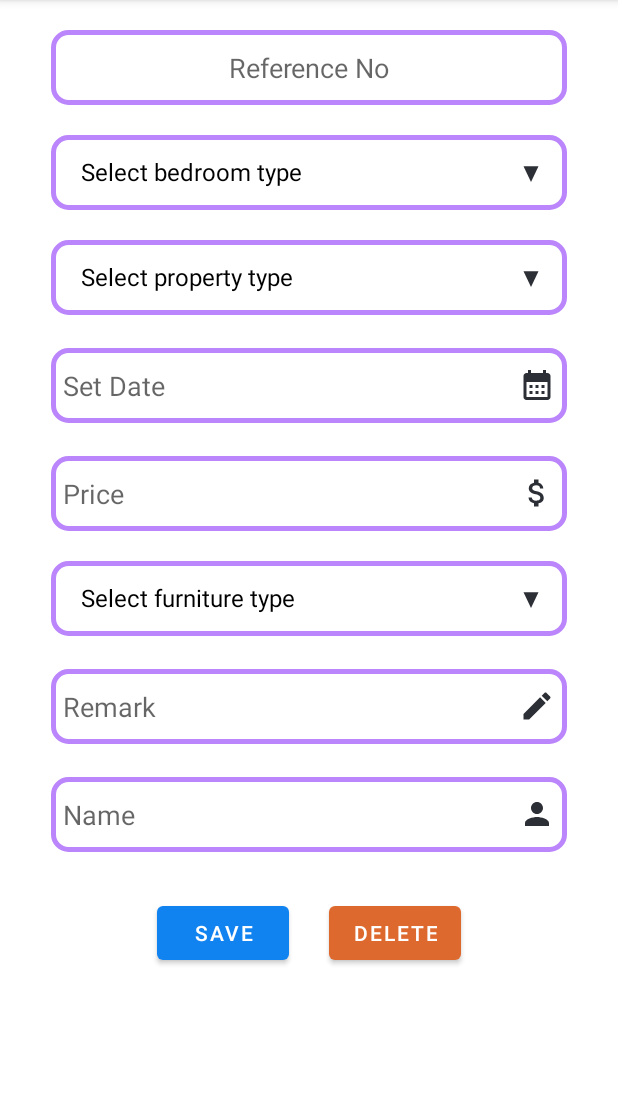
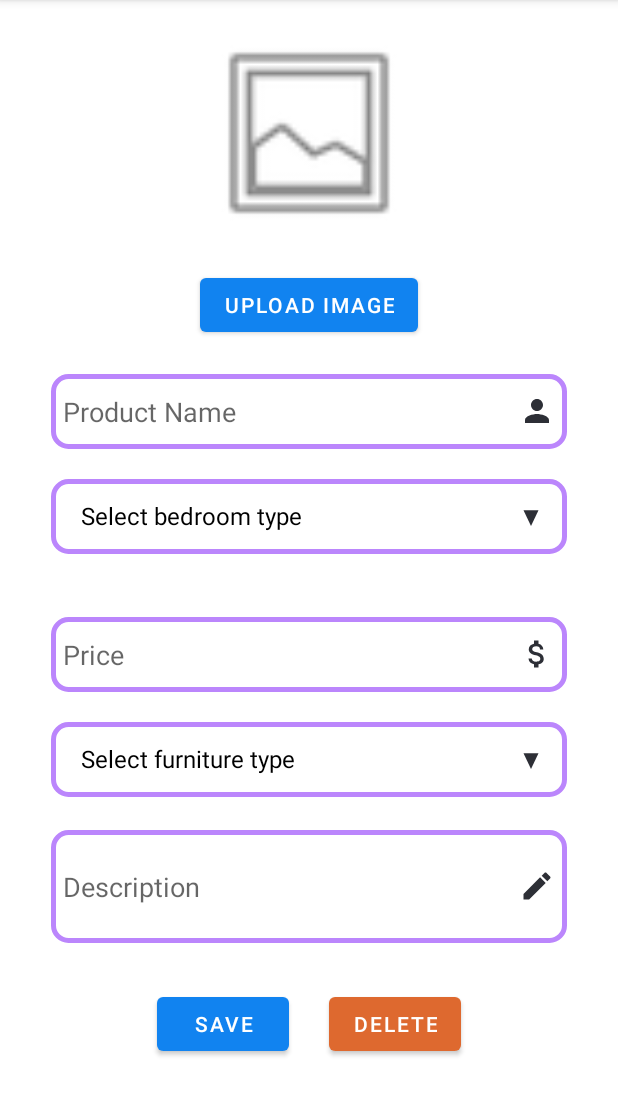
Before and after one commit to saw1232582000/CET343, an Android app: the fragment Property_Form_Fragment placed in its activity, on a phone screen of 412 x 824 dp, the part 84-1200 px from its top. Run offline under Robolectric (Android 15) with nearby library versions, the phone set to English and light mode, and no system bars; libraries missing offline, so code that uses them is left out: com.github.florent37.singledateandtimepicker; 4 statements that could not run were skipped.

Commit message:
modify product creation page

```diff
--- a/app/src/main/java/UI/Property_Form_Fragment.java
+++ b/app/src/main/java/UI/Property_Form_Fragment.java
@@ -78,17 +78,17 @@ public class Property_Form_Fragment extends Fragment {
         bedrooms_spinner.setAdapter(bedroom_adapter);
 
         dbContext=new DBContext(Property_Form_Fragment.this.getActivity());
-        ref_no_layout=form_view.findViewById(R.id.reference_no_layout);
-        ref_no=form_view.findViewById(R.id.reference_no);
+//        ref_no_layout=form_view.findViewById(R.id.reference_no_layout);
+//        ref_no=form_view.findViewById(R.id.reference_no);
         price=form_view.findViewById(R.id.price);
         remark=form_view.findViewById(R.id.remark);
         reporter=form_view.findViewById(R.id.reporter_name);
-        date_time_picker=form_view.findViewById(R.id.date);
+//        date_time_picker=form_view.findViewById(R.id.date);
         save_btn=form_view.findViewById(R.id.save_btn);
         delete_btn=form_view.findViewById(R.id.delete_btn);
 
         if(current_mode=="add_mode"){
-            ref_no_layout.setVisibility(View.INVISIBLE);
+//            ref_no_layout.setVisibility(View.INVISIBLE);
             save_btn.setText("Add");
             save_btn.setWidth(500);
             delete_btn.setVisibility(View.GONE);
@@ -96,9 +96,9 @@ public class Property_Form_Fragment extends Fragment {
         }
         if(current_mode=="detail_mode"){
 
-           reference_no=bundle.getString("ref_no");
-            ref_no.setText("Reference_No:"+reference_no);
-            ref_no.setEnabled(false);
+//           reference_no=bundle.getString("ref_no");
+//            ref_no.setText("Reference_No:"+reference_no);
+//            ref_no.setEnabled(false);
             property_list=dbContext.readProperty_by_ref_no(reference_no);
             PropertyModel p=property_list.get(0);
             String prop_type=p.getType().toString();
@@ -106,7 +106,7 @@ public class Property_Form_Fragment extends Fragment {
             String fur_type=p.getFurniture();
             property_type_spinner.setSelection(property_type_adapter.getPosition(prop_type));
             bedrooms_spinner.setSelection(bedroom_adapter.getPosition(bed_type));
-            date_time_picker.setText(property_list.get(0).getDate());
+//            date_time_picker.setText(property_list.get(0).getDate());
             price.setText(property_list.get(0).getPrice());
             furniture_type_spinner.setSelection(furniture_type_adapter.getPosition(fur_type));
             remark.setText(property_list.get(0).getRemark());
@@ -140,46 +140,46 @@ public class Property_Form_Fragment extends Fragment {
 //                datePickerDialog.show();
 //            }
 //        });
-        date_time_picker.setOnClickListener(new View.OnClickListener() {
-            @Override
-            public void onClick(View view) {
-//                SingleDateAndTimePickerDialog.Builder builder = new SingleDateAndTimePickerDialog.Builder(Property_Form_Fragment.this.getActivity())
-//                        .setTitle("Select Date and Time")
-//                        .setListener(new SingleDateAndTimePickerDialog.Listener() {
-//                            @Override
-//                            public void onDateSelected(Date date) {
-//                                // Handle the selected date and time
-//                                SimpleDateFormat sdf = new SimpleDateFormat("yyyy-MM-dd HH:mm", Locale.getDefault());
-//                                String formattedDateTime = sdf.format(date);
-//                                date_time_picker.setText(formattedDateTime);
-//                            }
-//                        });
-//
-//                SingleDateAndTimePickerDialog dialog = builder.build();
-//                dialog.display();
-//                SingleDateAndTimePickerDialog.Builder builder=new SingleDateAndTimePickerDialog.Builder(Property_Form_Fragment.this.getActivity())
-//                        .displayListener(new SingleDateAndTimePickerDialog.DisplayListener() {
-//                            @Override
-//                            public void onDisplayed(SingleDateAndTimePicker picker) {
-//                                // Retrieve the SingleDateAndTimePicker
-//                            }
-//
-//                            @Override
-//                            public void onClosed(SingleDateAndTimePicker picker) {
-//                                picker.getDate();
-//                            }
-//                        })
-//                        .title("Simple")
-//                        .listener(new SingleDateAndTimePickerDialog.Listener() {
-//                            @Override
-//                            public void onDateSelected(Date date) {
-//                                SimpleDateFormat sdf = new SimpleDateFormat("yyyy-MM-dd HH:mm", Locale.getDefault());
-//                                String formattedDateTime = sdf.format(date);
-//                                date_time_picker.setText(formattedDateTime);
-//                            }
-//                        }).display();
-            }
-        });
+//        date_time_picker.setOnClickListener(new View.OnClickListener() {
+//            @Override
+//            public void onClick(View view) {
+////                SingleDateAndTimePickerDialog.Builder builder = new SingleDateAndTimePickerDialog.Builder(Property_Form_Fragment.this.getActivity())
+////                        .setTitle("Select Date and Time")
+////                        .setListener(new SingleDateAndTimePickerDialog.Listener() {
+////                            @Override
+////                            public void onDateSelected(Date date) {
+////                                // Handle the selected date and time
+////                                SimpleDateFormat sdf = new SimpleDateFormat("yyyy-MM-dd HH:mm", Locale.getDefault());
+////                                String formattedDateTime = sdf.format(date);
+////                                date_time_picker.setText(formattedDateTime);
+////                            }
+////                        });
+////
+////                SingleDateAndTimePickerDialog dialog = builder.build();
+////                dialog.display();
+////                SingleDateAndTimePickerDialog.Builder builder=new SingleDateAndTimePickerDialog.Builder(Property_Form_Fragment.this.getActivity())
+////                        .displayListener(new SingleDateAndTimePickerDialog.DisplayListener() {
+////                            @Override
+////                            public void onDisplayed(SingleDateAndTimePicker picker) {
+////                                // Retrieve the SingleDateAndTimePicker
+////                            }
+////
+////                            @Override
+////                            public void onClosed(SingleDateAndTimePicker picker) {
+////                                picker.getDate();
+////                            }
+////                        })
+////                        .title("Simple")
+////                        .listener(new SingleDateAndTimePickerDialog.Listener() {
+////                            @Override
+////                            public void onDateSelected(Date date) {
+////                                SimpleDateFormat sdf = new SimpleDateFormat("yyyy-MM-dd HH:mm", Locale.getDefault());
+////                                String formattedDateTime = sdf.format(date);
+////                                date_time_picker.setText(formattedDateTime);
+////                            }
+////                        }).display();
+//            }
+//        });
 
         save_btn.setOnClickListener(new View.OnClickListener() {
             @Override
@@ -187,18 +187,18 @@ public class Property_Form_Fragment extends Fragment {
             if(current_mode=="add_mode"){
                 String prop_type=property_type_spinner.getSelectedItem().toString();
                 String bedroom=bedrooms_spinner.getSelectedItem().toString();
-                String add_date=date_time_picker.getText().toString();
+//                String add_date=date_time_picker.getText().toString();
                 String pr=price.getText().toString();
                 String fur_type=furniture_type_spinner.getSelectedItem().toString();
                 String rem=remark.getText().toString();
                 String rp_name=reporter.getText().toString();
 
-                if(prop_type.isEmpty() || bedroom.isEmpty() || add_date.isEmpty() || pr.isEmpty() || fur_type.isEmpty() || rem.isEmpty())
+                if(prop_type.isEmpty() || bedroom.isEmpty() ||  pr.isEmpty() || fur_type.isEmpty() || rem.isEmpty())
                 {
                     Toast.makeText(Property_Form_Fragment.this.getActivity(), "Enter all data", Toast.LENGTH_SHORT).show();
                 }
                 else {
-                        dbContext.addProperty(prop_type,bedroom,add_date,pr,fur_type,rem,rp_name);
+                        dbContext.addProperty(prop_type,bedroom,"",pr,fur_type,rem,rp_name);
                       //  Toast.makeText(Property_Form_Fragment.this.getActivity(), "New property added successfully", Toast.LENGTH_SHORT).show();
                     FragmentManager fragmentManager= getActivity().getSupportFragmentManager();
                     fragmentManager.popBackStack();
--- a/app/src/main/res/layout/property_form_fragment.xml
+++ b/app/src/main/res/layout/property_form_fragment.xml
@@ -24,35 +24,56 @@
         android:orientation="vertical"
         android:scrollbars="vertical">
 
+        <LinearLayout
+            android:layout_width="match_parent"
+            android:layout_height="wrap_content"
+            android:orientation="vertical"
+            android:layout_gravity="center_horizontal"
+            android:id="@+id/reference_no1_layout"
+            android:gravity="center"
+            android:padding="10dp">
+
+
+            <ImageView
+                android:id="@+id/imageView_item_image"
+                android:layout_width="200dp"
+                android:layout_height="141dp"
+                android:src="@android:drawable/ic_menu_gallery" />
+
+            <com.google.android.material.button.MaterialButton
+                android:id="@+id/image_upload_btn"
+                android:layout_width="wrap_content"
+                android:layout_height="match_parent"
+                android:layout_marginHorizontal="20px"
+                android:layout_marginTop="30px"
+                android:text="Upload Image"
+                app:backgroundTint="#1183f0" />
+
+        </LinearLayout>
+
 
         <LinearLayout
             android:layout_width="match_parent"
             android:layout_height="wrap_content"
             android:orientation="horizontal"
             android:layout_gravity="center_horizontal"
-            android:id="@+id/reference_no_layout"
             android:padding="10dp">
-<!--            <TextView-->
-<!--                android:layout_width="66dp"-->
-<!--                android:layout_height="wrap_content"-->
-<!--                android:text="No"-->
-<!--                android:textStyle="bold"-->
-<!--                android:textSize="20sp"/>-->
+
             <EditText
                 android:layout_width="match_parent"
                 android:layout_height="50dp"
-                android:hint="Reference No"
-                android:id="@+id/reference_no"
-                android:textAlignment="center"
+                android:id="@+id/reporter_name"
+                android:hint="Product Name"
                 android:background="@drawable/form_textbox"
                 android:drawablePadding="8dp"
-
+                android:drawableRight="@drawable/baseline_person_24"
                 android:padding="8dp"
                 android:textColor="@color/black"
                 android:textColorHighlight="@color/cardview_dark_background"
                 android:layout_marginTop="2dp"
                 />
         </LinearLayout>
+
         <LinearLayout
             android:layout_width="match_parent"
             android:layout_height="match_parent"
@@ -64,49 +85,18 @@
                 android:layout_width="match_parent"
                 android:layout_height="wrap_content"
                 android:background="@drawable/custom_spinner_bg"
+
                 android:spinnerMode="dropdown" />
         </LinearLayout>
 
-        <LinearLayout
-            android:layout_width="match_parent"
-            android:layout_height="match_parent"
-            android:orientation="horizontal"
-            android:layout_gravity="center_horizontal"
-            android:padding="10dp">
-            <Spinner
-                android:id="@+id/property_type"
-                android:layout_width="match_parent"
-                android:layout_height="wrap_content"
-                android:background="@drawable/custom_spinner_bg"
-                android:spinnerMode="dropdown" />
-        </LinearLayout>
+
 
         <LinearLayout
             android:layout_width="match_parent"
             android:layout_height="wrap_content"
             android:orientation="horizontal"
             android:layout_gravity="center_horizontal"
-            android:padding="10dp">
-<!--            <TextView-->
-<!--                android:layout_width="66dp"-->
-<!--                android:layout_height="wrap_content"-->
-<!--                android:text="Date"-->
-<!--                android:textStyle="bold"-->
-<!--                android:textSize="20sp"/>-->
-            <EditText
-                android:layout_width="match_parent"
-                android:layout_height="50dp"
-                android:id="@+id/date"
-                android:hint="Set Date"
-                android:background="@drawable/form_textbox"
-                android:drawablePadding="8dp"
-                android:drawableRight="@drawable/baseline_calendar_month_24"
-                android:padding="8dp"
-                android:textColor="@color/black"
-                android:textColorHighlight="@color/cardview_dark_background"
-                android:layout_marginTop="2dp"
-                />
-        </LinearLayout>
+            android:padding="10dp"/>
 
         <LinearLayout
             android:layout_width="match_parent"
@@ -121,18 +111,17 @@
 <!--                android:textStyle="bold"-->
 <!--                android:textSize="20sp"/>-->
             <EditText
+                android:id="@+id/price"
                 android:layout_width="match_parent"
                 android:layout_height="50dp"
-                android:id="@+id/price"
+                android:layout_marginTop="2dp"
+                android:background="@drawable/form_textbox"
+                android:drawableRight="@drawable/baseline_attach_money_24"
+                android:drawablePadding="8dp"
                 android:hint="Price"
-                android:background="@drawable/form_textbox"
-                android:drawablePadding="8dp"
-                android:drawableRight="@drawable/baseline_attach_money_24"
                 android:padding="8dp"
                 android:textColor="@color/black"
-                android:textColorHighlight="@color/cardview_dark_background"
-                android:layout_marginTop="2dp"
-                />
+                android:textColorHighlight="@color/cardview_dark_background" />
         </LinearLayout>
 
         <LinearLayout
@@ -164,52 +153,19 @@
             android:orientation="horizontal"
             android:layout_gravity="center_horizontal"
             android:padding="10dp">
-<!--            <TextView-->
-<!--                android:layout_width="66dp"-->
-<!--                android:layout_height="wrap_content"-->
-<!--                android:text="remark"-->
-<!--                android:textStyle="bold"-->
-<!--                android:textSize="20sp"/>-->
+
             <EditText
+                android:id="@+id/remark"
                 android:layout_width="match_parent"
-                android:layout_height="50dp"
-                android:id="@+id/remark"
-                android:hint="Remark"
+                android:layout_height="75dp"
+                android:layout_marginTop="2dp"
                 android:background="@drawable/form_textbox"
+                android:drawableRight="@drawable/baseline_edit_24"
                 android:drawablePadding="8dp"
-                android:drawableRight="@drawable/baseline_edit_24"
+                android:hint="Description"
                 android:padding="8dp"
                 android:textColor="@color/black"
-                android:textColorHighlight="@color/cardview_dark_background"
-                android:layout_marginTop="2dp"
-                />
-        </LinearLayout>
-
-        <LinearLayout
-            android:layout_width="match_parent"
-            android:layout_height="wrap_content"
-            android:orientation="horizontal"
-            android:layout_gravity="center_horizontal"
-            android:padding="10dp">
-<!--            <TextView-->
-<!--                android:layout_width="66dp"-->
-<!--                android:layout_height="wrap_content"-->
-<!--                android:text="name"-->
-<!--                android:textStyle="bold"-->
-<!--                android:textSize="20sp"/>-->
-            <EditText
-                android:layout_width="match_parent"
-                android:layout_height="50dp"
-                android:id="@+id/reporter_name"
-                android:hint="Name"
-                android:background="@drawable/form_textbox"
-                android:drawablePadding="8dp"
-                android:drawableRight="@drawable/baseline_person_24"
-                android:padding="8dp"
-                android:textColor="@color/black"
-                android:textColorHighlight="@color/cardview_dark_background"
-                android:layout_marginTop="2dp"
-                />
+                android:textColorHighlight="@color/cardview_dark_background" />
         </LinearLayout>
         <LinearLayout
             android:layout_width="wrap_content"
```
Also changed, not shown: app/src/main/res/layout/test.xml (added, +28 -0 lines).
